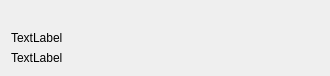
Before: the Qt Designer form src/LLMChat/chatItemWidget.ui in BingHanLin/pybind11_Qt_Console, drawn with Qt 5.
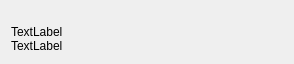
After: the same form once the commit is applied.

The edit to the form file:
```diff
--- a/src/LLMChat/chatItemWidget.ui
+++ b/src/LLMChat/chatItemWidget.ui
@@ -6,14 +6,17 @@
    <rect>
     <x>0</x>
     <y>0</y>
-    <width>330</width>
-    <height>69</height>
+    <width>294</width>
+    <height>57</height>
    </rect>
   </property>
   <property name="windowTitle">
    <string>Form</string>
   </property>
   <layout class="QVBoxLayout" name="verticalLayout" stretch="0,1,0">
+   <property name="spacing">
+    <number>0</number>
+   </property>
    <item>
     <widget class="QLabel" name="avatorLabel">
      <property name="text">
```
